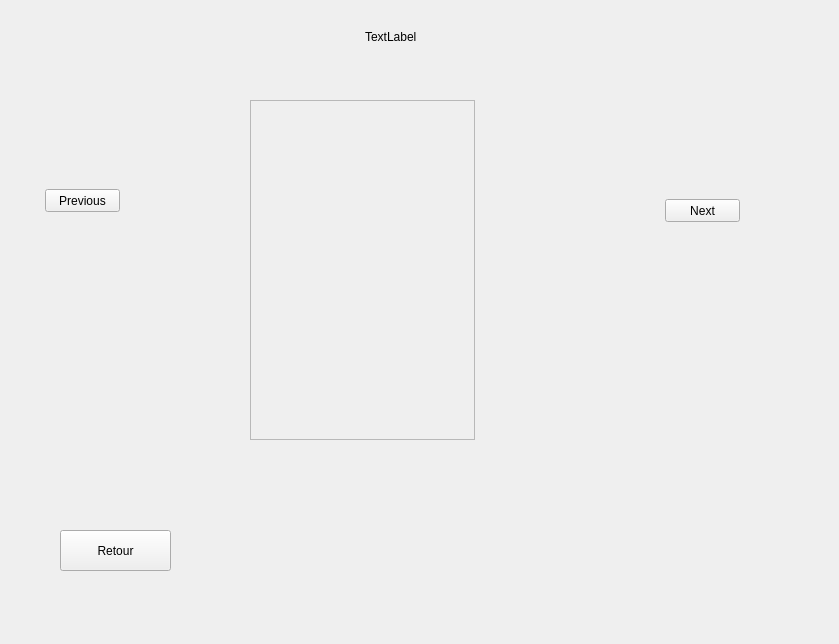
The window that scorewidget.ui (DreamTeamHelha/SirtoliRacing) describes before a commit, drawn with Qt 5.
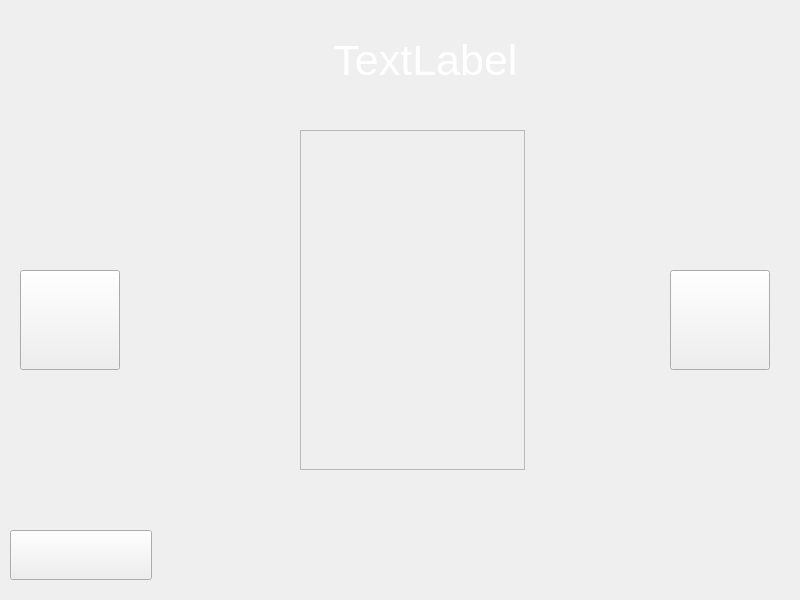
The same window after the commit.

What changed in the file:
```diff
--- a/scorewidget.ui
+++ b/scorewidget.ui
@@ -6,8 +6,8 @@
    <rect>
     <x>0</x>
     <y>0</y>
-    <width>839</width>
-    <height>644</height>
+    <width>800</width>
+    <height>600</height>
    </rect>
   </property>
   <property name="windowTitle">
@@ -16,40 +16,52 @@
   <widget class="QPushButton" name="pushButton">
    <property name="geometry">
     <rect>
-     <x>60</x>
+     <x>10</x>
      <y>530</y>
-     <width>111</width>
-     <height>41</height>
+     <width>142</width>
+     <height>50</height>
     </rect>
    </property>
    <property name="text">
-    <string>Retour</string>
+    <string/>
    </property>
   </widget>
   <widget class="QLabel" name="trackName">
    <property name="geometry">
     <rect>
-     <x>365</x>
-     <y>29</y>
-     <width>101</width>
-     <height>16</height>
+     <x>210</x>
+     <y>30</y>
+     <width>431</width>
+     <height>61</height>
     </rect>
    </property>
+   <property name="font">
+    <font>
+     <family>Leelawadee UI</family>
+     <pointsize>32</pointsize>
+    </font>
+   </property>
+   <property name="styleSheet">
+    <string notr="true">color:white;</string>
+   </property>
    <property name="text">
     <string>TextLabel</string>
    </property>
+   <property name="alignment">
+    <set>Qt::AlignCenter</set>
+   </property>
   </widget>
   <widget class="QPushButton" name="previousButton">
    <property name="geometry">
     <rect>
-     <x>45</x>
-     <y>189</y>
-     <width>75</width>
-     <height>23</height>
+     <x>20</x>
+     <y>270</y>
+     <width>100</width>
+     <height>100</height>
     </rect>
    </property>
    <property name="text">
-    <string>Previous</string>
+    <string/>
    </property>
   </widget>
   <widget class="QTableView" name="tableView">
@@ -58,8 +70,8 @@
    </property>
    <property name="geometry">
     <rect>
-     <x>250</x>
-     <y>100</y>
+     <x>300</x>
+     <y>130</y>
      <width>225</width>
      <height>340</height>
     </rect>
@@ -68,16 +80,35 @@
   <widget class="QPushButton" name="nextButton">
    <property name="geometry">
     <rect>
-     <x>665</x>
-     <y>199</y>
-     <width>75</width>
-     <height>23</height>
+     <x>670</x>
+     <y>270</y>
+     <width>100</width>
+     <height>100</height>
     </rect>
    </property>
    <property name="text">
-    <string>Next</string>
+    <string/>
    </property>
   </widget>
+  <widget class="QLabel" name="label">
+   <property name="geometry">
+    <rect>
+     <x>280</x>
+     <y>115</y>
+     <width>261</width>
+     <height>371</height>
+    </rect>
+   </property>
+   <property name="text">
+    <string/>
+   </property>
+  </widget>
+  <zorder>label</zorder>
+  <zorder>pushButton</zorder>
+  <zorder>trackName</zorder>
+  <zorder>previousButton</zorder>
+  <zorder>tableView</zorder>
+  <zorder>nextButton</zorder>
  </widget>
  <resources/>
  <connections/>
```
